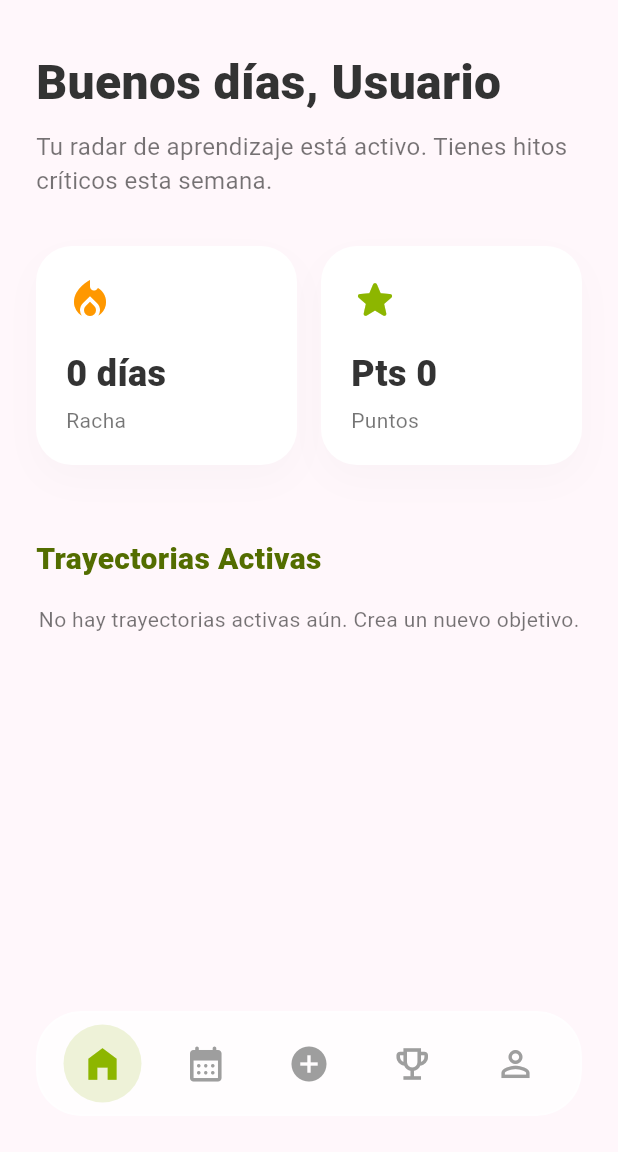
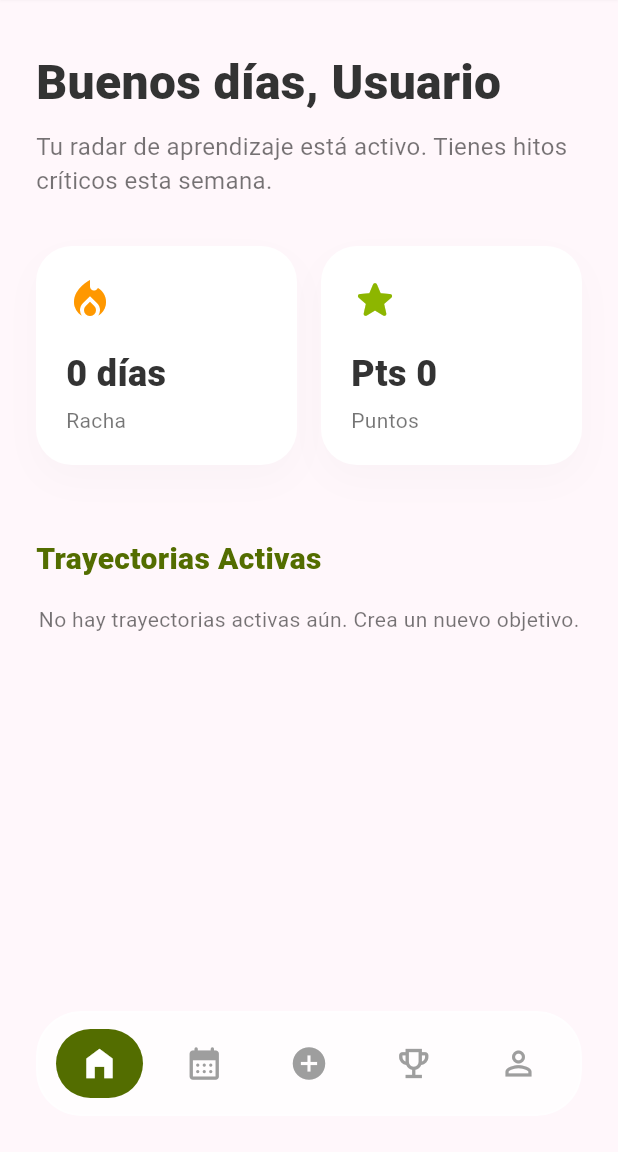
Before and after one commit to ThiagoJGK/Studia3-0, a Flutter app: the DashboardScreen screen opened by its route, on a phone screen of 412 x 824 dp, the part 84-1236 px from its top. Run offline on Flutter 3.47's test engine with Material 3 defaults, Android fonts, the phone set to English and light mode, and no system bars; our stand-ins replace file_picker, supabase_flutter; accounts and stored records are empty; network calls fail.

Commit message:
fix: Remove header blur, invert HUD nav colors, fix greeting name, wire agent tone setting

```diff
--- a/lib/screens/dashboard_screen.dart
+++ b/lib/screens/dashboard_screen.dart
@@ -25,17 +25,22 @@ class _DashboardScreenState extends State<DashboardScreen> {
   Future<void> _initData() async {
     final user = Supabase.instance.client.auth.currentUser;
     if (user != null) {
+    // 1. Subscribe to profile
       Supabase.instance.client
           .from('users')
           .stream(primaryKey: ['id'])
           .listen((List<Map<String, dynamic>> data) {
         if (data.isNotEmpty && mounted) {
-          final profile = data.firstWhere((element) => element['id'] == user.id, orElse: () => {});
+          final profile = data.firstWhere((e) => e['id'] == user.id, orElse: () => {});
           if (profile.isNotEmpty) {
              setState(() {
                 _points = profile['points'] ?? 0;
                 _streak = profile['current_streak'] ?? 0;
-                _firstName = (profile['display_name'] ?? 'Usuario').split(' ')[0];
+                // Prefer display_name; fall back to email prefix as last resort
+                final raw = profile['display_name'] as String?;
+                _firstName = (raw != null && raw.isNotEmpty)
+                    ? raw.split(' ')[0]
+                    : (user.email?.split('@')[0] ?? 'Usuario');
              });
           }
         }
@@ -65,15 +70,10 @@ class _DashboardScreenState extends State<DashboardScreen> {
       extendBodyBehindAppBar: true,
       appBar: AppBar(
         title: const Text('Studia 3.0', style: TextStyle(fontWeight: FontWeight.w900, color: Color(0xFF536D00))),
-        backgroundColor: Colors.white.withOpacity(0.6),
-        elevation: 0,
+        backgroundColor: Colors.white,
+        elevation: 0.5,
+        shadowColor: Colors.black12,
         iconTheme: const IconThemeData(color: Color(0xFF536D00)),
-        flexibleSpace: ClipRRect(
-          child: BackdropFilter(
-            filter: _HUD_BLUR,
-            child: Container(color: Colors.transparent),
-          ),
-        ),
         actions: [
           IconButton(
             icon: const Icon(Icons.notifications_outlined, color: Color(0xFF536D00)),
@@ -196,15 +196,15 @@ class _DashboardScreenState extends State<DashboardScreen> {
       onTap: onTap,
       child: AnimatedContainer(
         duration: const Duration(milliseconds: 200),
-        padding: const EdgeInsets.all(12),
+        padding: const EdgeInsets.symmetric(horizontal: 16, vertical: 10),
         decoration: BoxDecoration(
-          color: isSelected ? const Color(0xFF8DB600).withOpacity(0.15) : Colors.transparent,
-          shape: BoxShape.circle,
+          color: isSelected ? const Color(0xFF536D00) : Colors.transparent,
+          borderRadius: BorderRadius.circular(999),
         ),
         child: Icon(
           icon,
-          color: isSelected ? const Color(0xFF8DB600) : Colors.grey.shade500,
-          size: 28,
+          color: isSelected ? Colors.white : Colors.grey.shade500,
+          size: 26,
         ),
       ),
     );
```
Also changed, not shown: lib/screens/profile_screen.dart (+12 -5 lines).
